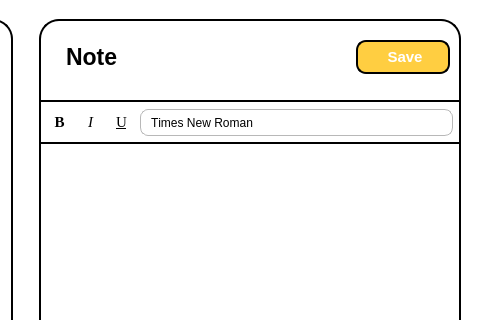
This is SPCK/Windows/GUI/Note_edit.ui in MaiNgocChau9/Python-App-A- as Qt 5 draws it before an edit; both pictures show x 370 to 850 and y 0 to 320 of the 850 by 550 pixel window. The edited form follows.
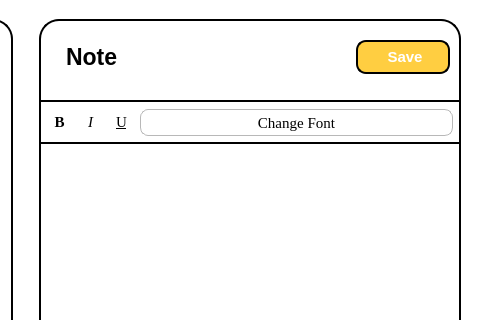
This is the edited form. Icons and pictures are not drawn.

What changed in the file:
```diff
--- a/SPCK/Windows/GUI/Note_edit.ui
+++ b/SPCK/Windows/GUI/Note_edit.ui
@@ -471,25 +471,29 @@
            </widget>
           </item>
           <item>
-           <widget class="QComboBox" name="comboBox">
+           <widget class="QPushButton" name="pushButton_7">
             <property name="font">
              <font>
-              <kerning>false</kerning>
+              <family>Times New Roman</family>
+              <pointsize>11</pointsize>
+              <weight>50</weight>
+              <italic>false</italic>
+              <bold>false</bold>
+              <underline>false</underline>
              </font>
             </property>
             <property name="styleSheet">
-             <string notr="true">QComboBox{
+             <string notr="true">QPushButton{
+	border: 1px solid #b8b8b8;
 	margin: 0px;
-	border: 0px;
 	min-height: 25px;
+	max-height: 25px;
 	background-color: white;
 	border-radius: 8px;
 	padding: 0px;
-	padding-left: 10px;
-	border: 1px solid #b8b8b8;
 }
-
-QComboBox::hover{
+QPushButton::hover{
+	border: 1px solid #b8b8b8;
 	margin: 0px;
 	border: 0px;
 	min-height: 25px;
@@ -498,43 +502,13 @@
 	padding: 0px;
 	padding-left: 10px;
 	border: 1px solid #b8b8b8;
-}
-
-QComboBox::drop-down {
-    border-color: transparent;
-}
-
-QComboBox::on {
-    border-bottom-left-radius: 0px;
-    border-bottom-right-radius: 0px;
-	background-color: red;
-	min-height: 50px;
 	margin: 0px;
 	padding: 0px;
-	border: 0px;
-}
-
-QComboBox::QAbstractItemView {
-    border-bottom-right-radius: 10px;
-    border-bottom-left-radius: 10px;
-	background-color: green;
-	min-height: 100px;
-	padding: 0px;
-	margin: 0px;
-	border: 0px;
 }</string>
             </property>
-            <property name="duplicatesEnabled">
-             <bool>false</bool>
+            <property name="text">
+             <string>Change Font</string>
             </property>
-            <property name="frame">
-             <bool>true</bool>
-            </property>
-            <item>
-             <property name="text">
-              <string>Times New Roman</string>
-             </property>
-            </item>
            </widget>
           </item>
          </layout>
```
Left out of the diff: 9 changed lines with no effect on the pictures.
